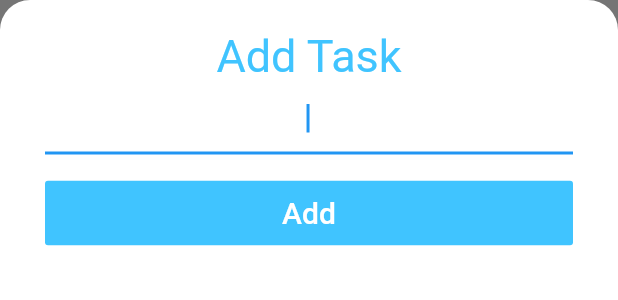
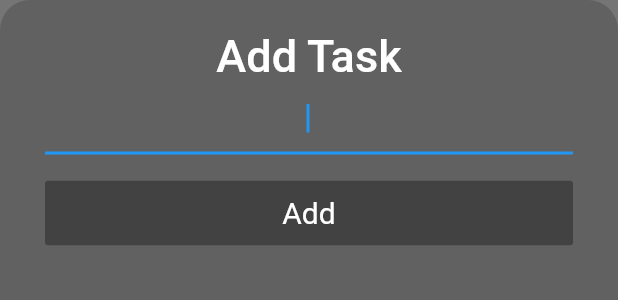
Before and after one commit to Nirbhay-nrb/To-Do-List_app, a Flutter app: the AddTaskScreen widget shown alone on an empty page, opened directly, on a phone screen of 412 x 824 dp. Shown: the top 300 px of the screen. Run offline on Flutter 3.47's test engine with Material 2 defaults, Android fonts, the phone set to English and light mode, and no system bars; missing offline and left inert: sliding_switch.

Commit message:
theme.dart created and light theme and dark theme made

```diff
--- a/todoey_flutter/lib/main.dart
+++ b/todoey_flutter/lib/main.dart
@@ -2,6 +2,7 @@ import 'package:flutter/material.dart';
 import 'package:provider/provider.dart';
 import 'package:todoey_flutter/models/task_data.dart';
 import 'package:todoey_flutter/screens/tasks_screen.dart';
+import 'package:todoey_flutter/theme.dart';
 
 void main() {
   runApp(MyApp());
@@ -13,6 +14,7 @@ class MyApp extends StatelessWidget {
     return ChangeNotifierProvider(
       create: (context) => TaskData(),
       child: MaterialApp(
+        theme: CustomTheme.darkTheme,
         home: TasksScreen(),
       ),
     );
--- a/todoey_flutter/lib/screens/add_task_screen.dart
+++ b/todoey_flutter/lib/screens/add_task_screen.dart
@@ -14,7 +14,7 @@ class AddTaskScreen extends StatelessWidget {
           vertical: 20,
         ),
         decoration: BoxDecoration(
-          color: Colors.white,
+          color: Theme.of(context).accentColor,
           borderRadius: BorderRadius.only(
             topLeft: Radius.circular(20),
             topRight: Radius.circular(20),
@@ -26,10 +26,7 @@ class AddTaskScreen extends StatelessWidget {
             Text(
               'Add Task',
               textAlign: TextAlign.center,
-              style: TextStyle(
-                color: Colors.lightBlueAccent,
-                fontSize: 30,
-              ),
+              style: Theme.of(context).textTheme.bodyText1,
             ),
             TextField(
               autofocus: true,
@@ -42,11 +39,13 @@ class AddTaskScreen extends StatelessWidget {
               height: 15,
             ),
             FlatButton(
-              color: Colors.lightBlueAccent,
+              color: Theme.of(context).scaffoldBackgroundColor,
               child: Padding(
                 padding: EdgeInsets.all(10.0),
-                child: Text('Add',
-                    style: TextStyle(color: Colors.white, fontSize: 20)),
+                child: Text(
+                  'Add',
+                  style: Theme.of(context).textTheme.bodyText2,
+                ),
               ),
               onPressed: () {
                 Provider.of<TaskData>(context, listen: false)
--- a/todoey_flutter/lib/widgets/task_tile.dart
+++ b/todoey_flutter/lib/widgets/task_tile.dart
@@ -18,6 +18,7 @@ class TaskTile extends StatelessWidget {
       title: Text(
         taskTitle,
         style: TextStyle(
+          color: Theme.of(context).primaryColor,
           decoration: isChecked ? TextDecoration.lineThrough : null,
         ),
       ),
--- a/todoey_flutter/pubspec.yaml
+++ b/todoey_flutter/pubspec.yaml
@@ -27,8 +27,9 @@ dependencies:
 
   # The following adds the Cupertino Icons font to your application.
   # Use with the CupertinoIcons class for iOS style icons.
-  cupertino_icons: ^1.0.2
+  cupertino_icons: ^0.1.3
   provider: ^5.0.0
+  sliding_switch: ^0.0.3
 
 dev_dependencies:
   flutter_test:
```
Also changed, not shown: todoey_flutter/lib/screens/tasks_screen.dart (+27 -7 lines), todoey_flutter/lib/theme.dart (added, +43 -0 lines), todoey_flutter/pubspec.lock.
